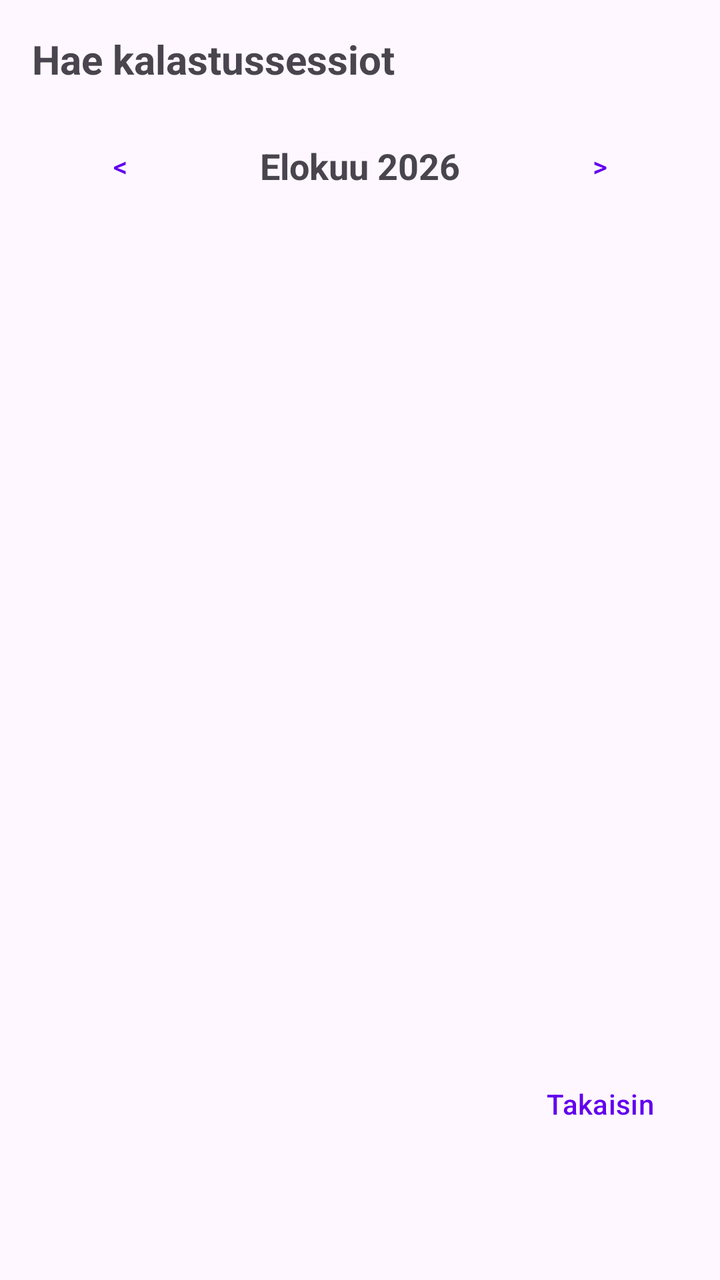
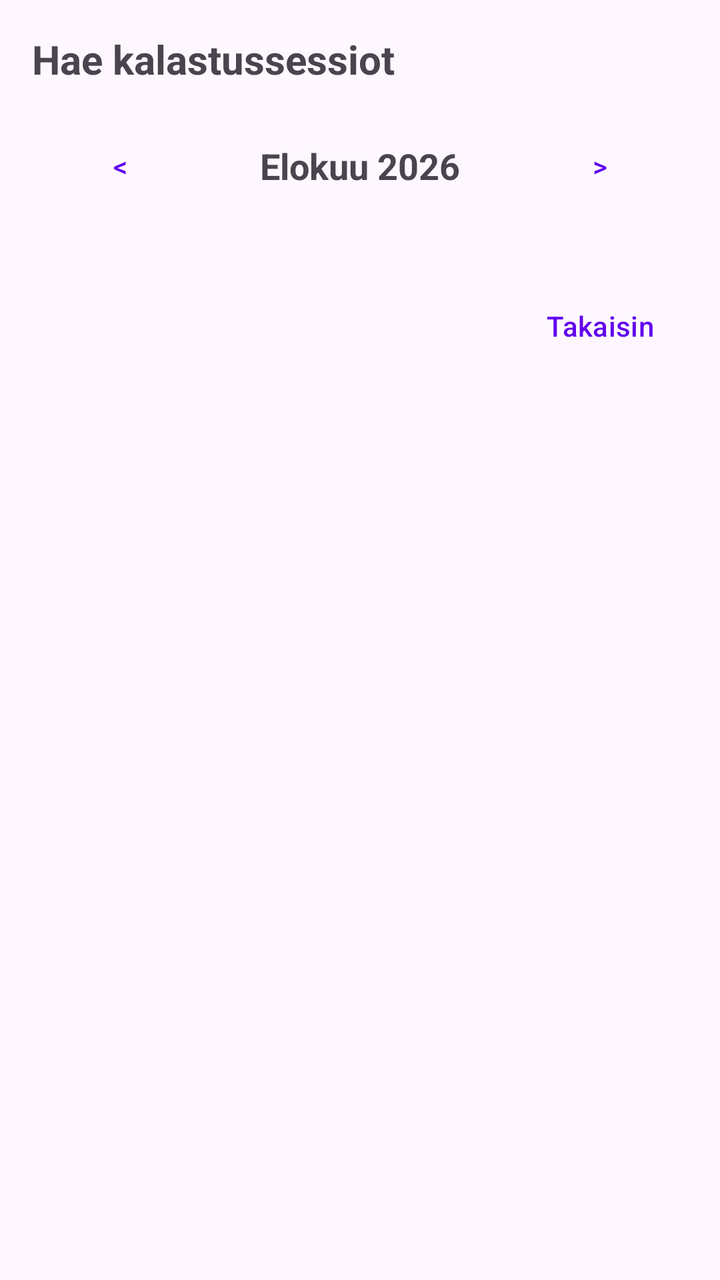

Compare the two renders of this Android layout. The source of the first and the diff that turns it into the second are given below.
<!-- AndroidManifest.xml: application theme Theme.KalaKartta -->
<!-- res/layout/activity_fishing_sessions.xml -->
<?xml version="1.0" encoding="utf-8"?>
<LinearLayout xmlns:android="http://schemas.android.com/apk/res/android"
    android:layout_width="match_parent"
    android:layout_height="match_parent"
    android:orientation="vertical"
    android:padding="16dp">

    <TextView
        android:layout_width="match_parent"
        android:layout_height="wrap_content"
        android:text="Hae kalastussessiot"
        android:textSize="20sp"
        android:textStyle="bold"
        android:layout_marginBottom="16dp" />

    <LinearLayout
        android:layout_width="match_parent"
        android:layout_height="wrap_content"
        android:orientation="horizontal"
        android:gravity="center_vertical"
        android:layout_marginBottom="8dp">

        <Button
            android:id="@+id/prevMonthButton"
            style="@style/Widget.Material3.Button.TextButton"
            android:layout_width="wrap_content"
            android:layout_height="wrap_content"
            android:text="&lt;" />

        <TextView
            android:id="@+id/monthYearText"
            android:layout_width="0dp"
            android:layout_height="wrap_content"
            android:layout_weight="1"
            android:gravity="center"
            android:text="Elokuu 2026"
            android:textSize="18sp"
            android:textStyle="bold" />

        <Button
            android:id="@+id/nextMonthButton"
            style="@style/Widget.Material3.Button.TextButton"
            android:layout_width="wrap_content"
            android:layout_height="wrap_content"
            android:text="&gt;" />
    </LinearLayout>

    <GridLayout
        android:id="@+id/calendarGrid"
        android:layout_width="match_parent"
        android:layout_height="wrap_content"
        android:columnCount="7"
        android:layout_marginBottom="16dp" />

    <TextView
        android:id="@+id/sessionsLabel"
        android:layout_width="match_parent"
        android:layout_height="wrap_content"
        android:text="Sessiot:"
        android:textStyle="bold"
        android:layout_marginBottom="8dp"
        android:visibility="gone" />

    <ScrollView
        android:layout_width="match_parent"
        android:layout_height="0dp"
        android:layout_weight="1">

        <LinearLayout
            android:id="@+id/sessionsContainer"
            android:layout_width="match_parent"
            android:layout_height="wrap_content"
            android:orientation="vertical" />
    </ScrollView>

    <Button
        android:id="@+id/backButton"
        style="@style/Widget.Material3.Button.TextButton"
        android:layout_width="wrap_content"
        android:layout_height="wrap_content"
        android:layout_gravity="end"
        android:text="Takaisin"
        android:layout_marginTop="8dp"
        android:layout_marginBottom="48dp" />

</LinearLayout>
<!-- resources referenced by this layout -->
<resources>
  <style name="Theme.KalaKartta" parent="Base.Theme.KalaKartta" />
  <style name="Base.Theme.KalaKartta" parent="Theme.Material3.DayNight.NoActionBar">
          
          <item name="colorPrimary">#6200EE</item>
          <item name="colorOnPrimary">#FFFFFF</item>
          <item name="editTextStyle">@style/Widget.AppCompat.EditText</item>
          <item name="android:spinnerStyle">@style/Widget.AppCompat.Spinner</item>
      </style>
</resources>

<!-- the commit's change to res/layout/activity_fishing_sessions.xml (unified diff, before → after) -->
@@ -67,20 +67,26 @@
         android:layout_weight="1">
 
         <LinearLayout
-            android:id="@+id/sessionsContainer"
             android:layout_width="match_parent"
             android:layout_height="wrap_content"
-            android:orientation="vertical" />
+            android:orientation="vertical">
+
+            <LinearLayout
+                android:id="@+id/sessionsContainer"
+                android:layout_width="match_parent"
+                android:layout_height="wrap_content"
+                android:orientation="vertical" />
+
+            <Button
+                android:id="@+id/backButton"
+                style="@style/Widget.Material3.Button.TextButton"
+                android:layout_width="wrap_content"
+                android:layout_height="wrap_content"
+                android:layout_gravity="end"
+                android:text="Takaisin"
+                android:layout_marginTop="8dp"
+                android:layout_marginBottom="16dp" />
+        </LinearLayout>
     </ScrollView>
 
-    <Button
-        android:id="@+id/backButton"
-        style="@style/Widget.Material3.Button.TextButton"
-        android:layout_width="wrap_content"
-        android:layout_height="wrap_content"
-        android:layout_gravity="end"
-        android:text="Takaisin"
-        android:layout_marginTop="8dp"
-        android:layout_marginBottom="48dp" />
-
 </LinearLayout>
